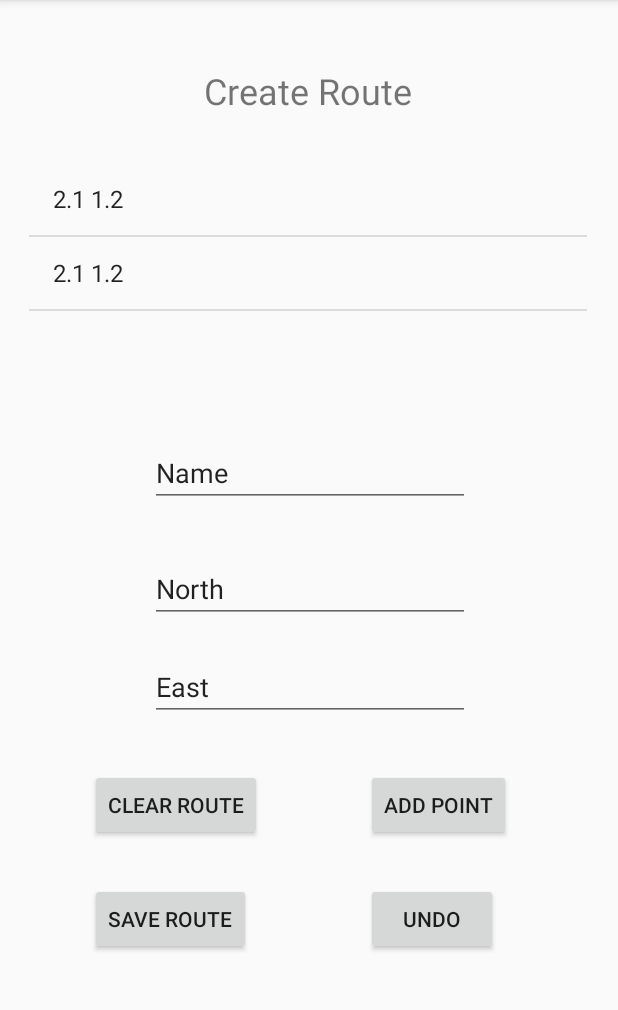
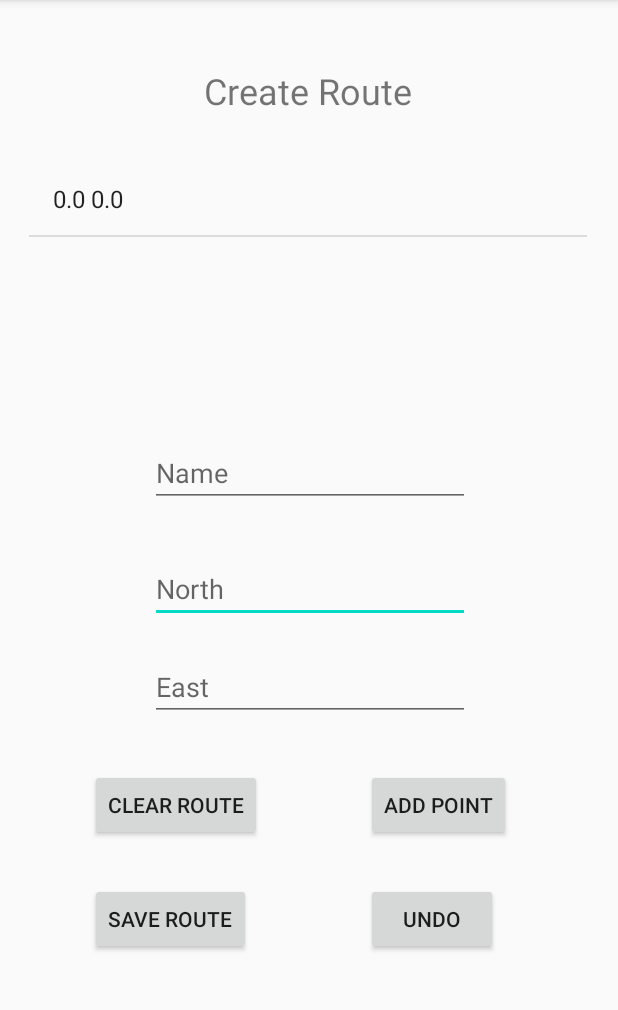
Before and after one commit to Rasje17/kajak_app, an Android app: the RouteActivity screen opened directly, with no data from a screen before it, after a tap on "ADD POINT", on a phone screen of 412 x 824 dp, the part 84-1094 px from its top. Run offline under Robolectric (Android 15) with nearby library versions, the phone set to English and light mode, and no system bars; 2 statements that could not run were skipped.

Commit message:
Ability to insert coords to a route.

```diff
--- a/app/src/main/java/com/example/kajakcompas/Coordinate.java
+++ b/app/src/main/java/com/example/kajakcompas/Coordinate.java
@@ -7,6 +7,11 @@ public class Coordinate {
     public Coordinate(float latitude, float longitude) {
         this.latitude = latitude;
         this.longitude = longitude;
+    }
+
+    @Override
+    public String toString() {
+        return this.latitude + " " + this.longitude;
     }
 
     public float getLatitude() {
--- a/app/src/main/java/com/example/kajakcompas/RouteActivity.java
+++ b/app/src/main/java/com/example/kajakcompas/RouteActivity.java
@@ -22,8 +22,7 @@ public class RouteActivity extends AppCompatActivity {
     Button btn_undo;
     Button btn_clearRoute;
     Button btn_saveRoute;
-    ArrayAdapter<String> arrayAdapter;
-
+    ArrayAdapter<Coordinate> arrayAdapter;
 
     @Override
     protected void onCreate(Bundle savedInstanceState) {
@@ -40,6 +39,16 @@ public class RouteActivity extends AppCompatActivity {
         btn_clearRoute = findViewById(R.id.btn_route_clearroute);
         btn_saveRoute = findViewById(R.id.btn_route_saveroute);
 
+        nameField.setHint("Name");
+        northField.setHint("North");
+        eastField.setHint("East");
+
+        arrayAdapter = new ArrayAdapter<Coordinate>(
+                this,
+                android.R.layout.simple_list_item_1,
+                currentRoute);
+
+        listView.setAdapter(arrayAdapter);
 
         btn_undo.setOnClickListener(new View.OnClickListener() {
             @Override
@@ -68,24 +77,8 @@ public class RouteActivity extends AppCompatActivity {
                 addPoint();
             }
         });
+    }
 
-        for(int i = 0; i < 2; i++) {
-            currentRoute.add(new Coordinate((float)2.1, (float)1.2));
-        }
-
-        ArrayList<String> stringRoute = new ArrayList<>();
-
-        for (Coordinate coord : currentRoute) {
-            stringRoute.add(coord.getLatitude() + " " + coord.getLongitude());
-        }
-
-        arrayAdapter = new ArrayAdapter<String>(
-                this,
-                android.R.layout.simple_list_item_1,
-                stringRoute);
-
-        listView.setAdapter(arrayAdapter);
-    }
 
     private void addPoint() {
         float north = Float.valueOf(northField.getText().toString());
@@ -94,15 +87,23 @@ public class RouteActivity extends AppCompatActivity {
         currentRoute.add(coord);
         Log.d("TAG", currentRoute.toString());
         arrayAdapter.notifyDataSetChanged();
+        northField.getText().clear();
+        eastField.getText().clear();
 
     }
 
     private void removeLastPoint() {
-        currentRoute.remove(currentRoute.size() -1);
+        if(currentRoute.size() -1 != -1) {
+            currentRoute.remove(currentRoute.size() -1);
+            arrayAdapter.notifyDataSetChanged();
+        }
+
+
     }
 
     private void clearRoute() {
         currentRoute.clear();
+        arrayAdapter.notifyDataSetChanged();
     }
 
     private void saveRoute() {
--- a/app/src/main/res/layout/activity_route.xml
+++ b/app/src/main/res/layout/activity_route.xml
@@ -55,7 +55,6 @@
         android:layout_marginTop="32dp"
         android:ems="10"
         android:inputType="textPersonName"
-        android:text="North"
         app:layout_constraintStart_toStartOf="parent"
         app:layout_constraintTop_toBottomOf="@+id/route_name_edittext" />
 
@@ -67,7 +66,6 @@
         android:layout_marginTop="20dp"
         android:ems="10"
         android:inputType="textPersonName"
-        android:text="East"
         app:layout_constraintStart_toStartOf="parent"
         app:layout_constraintTop_toBottomOf="@+id/route_north_edittext" />
 
@@ -79,7 +77,6 @@
         android:layout_marginTop="36dp"
         android:ems="10"
         android:inputType="textPersonName"
-        android:text="Name"
         app:layout_constraintStart_toStartOf="parent"
         app:layout_constraintTop_toBottomOf="@+id/route_listview" />
 
```
